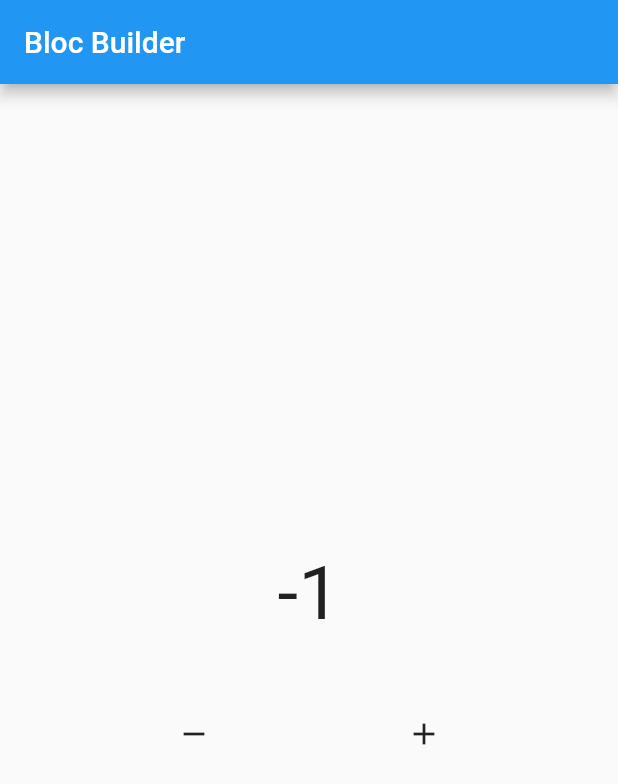
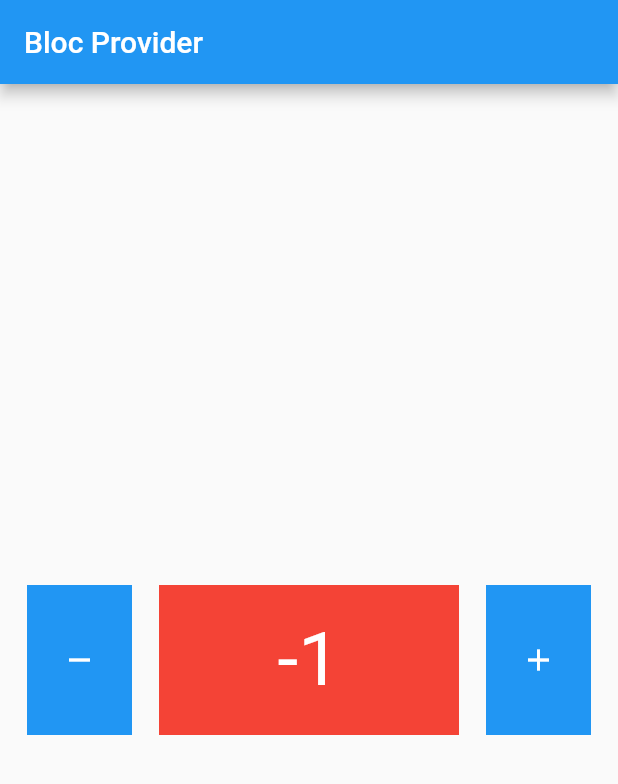
Before and after one commit to aldoalfians/flutter_state_bloc, a Flutter app: the screen it shows after launch, after a tap on the "remove" icon, on a phone screen of 412 x 824 dp. Shown: the top 784 px of the screen. Run offline on Flutter 3.47's test engine with Material 2 defaults, Android fonts, the phone set to English and light mode, and no system bars; our stand-ins replace bloc, flutter_bloc.

Commit message:
update bloc provider

```diff
--- a/lib/main.dart
+++ b/lib/main.dart
@@ -1,6 +1,8 @@
 import 'package:flutter/material.dart';
 import 'package:flutter/src/widgets/framework.dart';
 import 'package:flutter/src/widgets/placeholder.dart';
+import 'package:flutter_bloc/flutter_bloc.dart';
+import 'package:flutter_bloc_app/bloc/counter.dart';
 import 'package:flutter_bloc_app/pages/home.dart';
 
 void main() {
@@ -12,8 +14,11 @@ class MyApp extends StatelessWidget {
 
   @override
   Widget build(BuildContext context) {
-    return MaterialApp(
-      home: HomePage(),
+    return BlocProvider(
+      create: (context) => Counter(),
+      child: MaterialApp(
+        home: HomePage(),
+      ),
     );
   }
 }
--- a/lib/pages/home.dart
+++ b/lib/pages/home.dart
@@ -3,103 +3,55 @@ import 'package:flutter/src/widgets/framework.dart';
 import 'package:flutter/src/widgets/placeholder.dart';
 import 'package:flutter_bloc/flutter_bloc.dart';
 import 'package:flutter_bloc_app/bloc/counter.dart';
+import 'package:flutter_bloc_app/widget/data_widget.dart';
 
 class HomePage extends StatelessWidget {
-  Counter myCounter = Counter();
-
   @override
   Widget build(BuildContext context) {
+    Counter myCounter = BlocProvider.of<Counter>(context);
+
     return Scaffold(
       appBar: AppBar(
-        title: Text("Bloc Builder"),
+        title: Text("Bloc Provider"),
       ),
       body: Column(
         mainAxisAlignment: MainAxisAlignment.center,
         children: [
-          BlocConsumer<Counter, int>(
-            bloc: myCounter,
-            builder: (context, state) {
-              return Text(
-                "${state}",
-                style: TextStyle(fontSize: 50),
-              );
-            },
-            listener: (context, state) {
-              ScaffoldMessenger.of(context).showSnackBar(
-                SnackBar(
-                  content: Text("Success"),
-                  duration: Duration(milliseconds: 30),
-                ),
-              );
-            },
-          ),
-
-          // Using bloc Listener
-          // BlocListener<Counter, int>(
-          //   bloc: myCounter,
-          // listener: (context, state) {
-          //   ScaffoldMessenger.of(context).showSnackBar(
-          //     SnackBar(
-          //       content: Text("Success"),
-          //       duration: Duration(milliseconds: 30),
-          //     ),
-          //   );
-          // },
-          //   // bloc builder ini di bungkus oleh bloc listener unutk melisten di dalam listener
-          //   child: BlocBuilder<Counter, int>(
-          //     bloc: myCounter,
-          //     builder: (context, state) {
-          //       return Text(
-          //         "${state}",
-          //         style: TextStyle(fontSize: 50),
-          //       );
-          //     },
-          //   ),
-          // ),
-
-          // Using package flutter bloc "bloc builder"
-          // BlocBuilder<Counter, int>(
-          // bloc: myCounter,
-          // buildwhen ini mengembalikan condition boolean untuk ngebuild di properti builder
-          // buildWhen: (previous, current) {
-          //   if (current % 2 == 0) {
-          //     return true;
-          //   } else {
-          //     return false;
-          //   }
-          // },
-          // builder: (context, state) {
-          // return Text(
-          // "${state}",
-          //style: TextStyle(fontSize: 50),
-          //);
-          //},
-          //),
-
-          // using stram builder
-          // StreamBuilder(
-          //   initialData: myCounter.init,
-          //   stream: myCounter.stream,
-          //   builder: (context, snapshot) {
-          //     return Text(
-          //       "${snapshot.data}",
-          //       style: TextStyle(fontSize: 50),
-          //     );
-          //   },
-          // ),
-          const SizedBox(
-            height: 40,
-          ),
           Row(
             mainAxisAlignment: MainAxisAlignment.spaceEvenly,
             children: [
-              IconButton(
-                onPressed: myCounter.decrement,
-                icon: Icon(Icons.remove),
+              Material(
+                color: Colors.blue,
+                child: InkWell(
+                  onTap: () {
+                    myCounter.decrement();
+                  },
+                  child: const SizedBox(
+                    height: 100,
+                    width: 70,
+                    child: Icon(
+                      Icons.remove,
+                      color: Colors.white,
+                    ),
+                  ),
+                ),
               ),
-              IconButton(
-                onPressed: myCounter.increment,
-                icon: Icon(Icons.add),
+              DataWidget(),
+              Material(
+                color: Colors.blue,
+                child: InkWell(
+                  onTap: () {
+                    myCounter.increment();
+                  },
+                  child: const SizedBox(
+                    height: 100,
+                    width: 70,
+                    child: Icon(
+                      Icons.add,
+                      color: Colors.white,
+                    ),
+                  ),
+                ),
               ),
             ],
           )
--- /dev/null
+++ b/lib/widget/data_widget.dart
@@ -0,0 +1,29 @@
+import 'package:flutter/material.dart';
+import 'package:flutter_bloc/flutter_bloc.dart';
+import 'package:flutter_bloc_app/bloc/counter.dart';
+
+class DataWidget extends StatelessWidget {
+  const DataWidget({
+    super.key,
+  });
+
+  @override
+  Widget build(BuildContext context) {
+    return Container(
+      height: 100,
+      width: 200,
+      color: Colors.red,
+      child: Center(
+        child: BlocBuilder(
+          bloc: BlocProvider.of<Counter>(context),
+          builder: (context, state) {
+            return Text(
+              "$state",
+              style: const TextStyle(fontSize: 50, color: Colors.white),
+            );
+          },
+        ),
+      ),
+    );
+  }
+}
```
